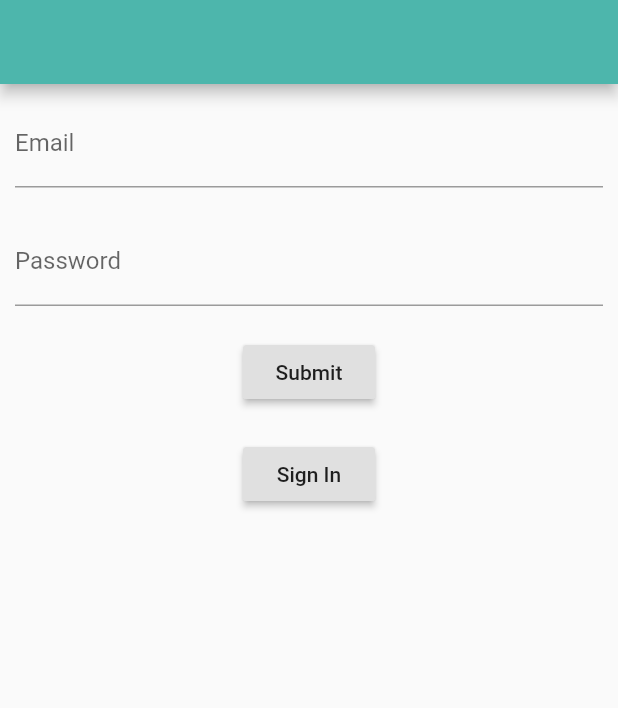
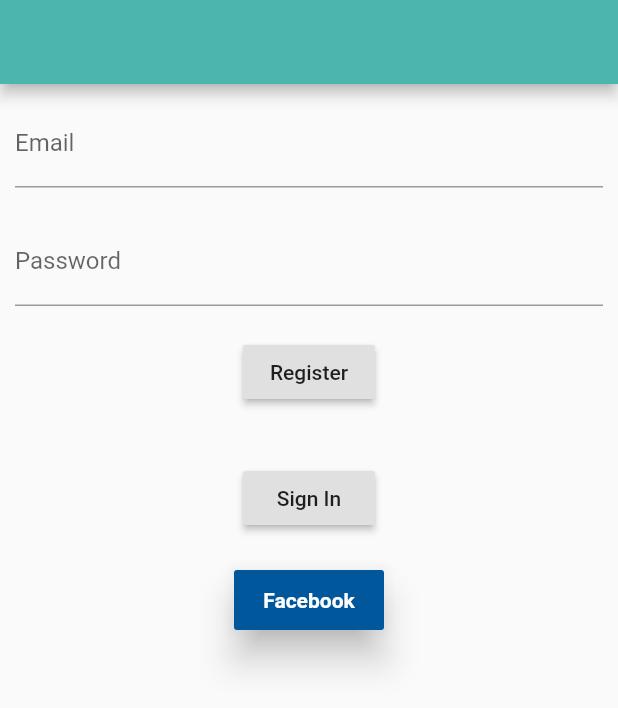
Before and after one commit to roshan1960701/Firebase, a Flutter app: the screen it shows after launch, on a phone screen of 412 x 824 dp. Shown: the top 708 px of the screen. Run offline on Flutter 3.47's test engine with Material 2 defaults, Android fonts, the phone set to English and light mode, and no system bars; our stand-ins replace firebase_auth, fluttertoast; missing offline and left inert: flutter_facebook_login; accounts and stored records are empty.

Commit message:
fb depency used

```diff
--- a/lib/main.dart
+++ b/lib/main.dart
@@ -1,3 +1,4 @@
+import 'package:firebase_prac/fblogin.dart';
 import 'package:firebase_prac/sign.dart';
 import 'package:flutter/material.dart';
 import 'package:firebase_auth/firebase_auth.dart';
@@ -112,24 +113,13 @@ class _homePageState extends State<homePage> {
                       Padding(
                         padding: EdgeInsets.all(10.0),
                         child: RaisedButton(
-                            child: Text("Submit"),
+                            child: Text("Register"),
                             onPressed: () {
                               if (_formKey.currentState.validate()) {
                                 _register();
                               } else {
                                 print("Not valid");
                               }
-                            }),
-                      ),
-                      Padding(
-                        padding: EdgeInsets.all(10.0),
-                        child: RaisedButton(
-                            child: Text("Sign In"),
-                            onPressed: () {
-                              Navigator.push(
-                                  context,
-                                  MaterialPageRoute(
-                                      builder: (context) => sign()));
                             }),
                       ),
                       Container(
@@ -139,7 +129,38 @@ class _homePageState extends State<homePage> {
                             : (_success
                                 ? 'Successfully registered ' + _userEmail
                                 : 'Registration failed')),
-                      )
+                      ),
+                      Padding(
+                        padding: EdgeInsets.all(10.0),
+                        child: RaisedButton(
+                            child: Text("Sign In"),
+                            onPressed: () async {
+                              Navigator.push(
+                                  context,
+                                  MaterialPageRoute(
+                                      builder: (context) => sign()));
+                            }),
+                      ),
+                      Padding(
+                        padding: EdgeInsets.all(10.0),
+                        child: MaterialButton(
+                            minWidth: 100,
+                            height: 40,
+                            elevation: 10.0,
+                            color: Colors.lightBlue[900],
+                            child: Text(
+                              "Facebook",
+                              style: TextStyle(
+                                  color: Colors.white,
+                                  fontWeight: FontWeight.w600),
+                            ),
+                            onPressed: () async {
+                              Navigator.push(
+                                  context,
+                                  MaterialPageRoute(
+                                      builder: (context) => fblogin()));
+                            }),
+                      ),
                     ],
                   ))),
         ));
--- a/pubspec.yaml
+++ b/pubspec.yaml
@@ -30,7 +30,8 @@ dependencies:
   cupertino_icons: ^1.0.0
   firebase_auth: ^0.14.0+5
   firebase_dynamic_links: ^0.5.1
-
+  fluttertoast: ^7.1.1
+  flutter_facebook_login: ^3.0.0
 dev_dependencies:
   flutter_test:
     sdk: flutter
```
Also changed, not shown: lib/fblogin.dart (added, +80 -0 lines), lib/sign.dart (+54 -0 lines), pubspec.lock, 3 other files.
